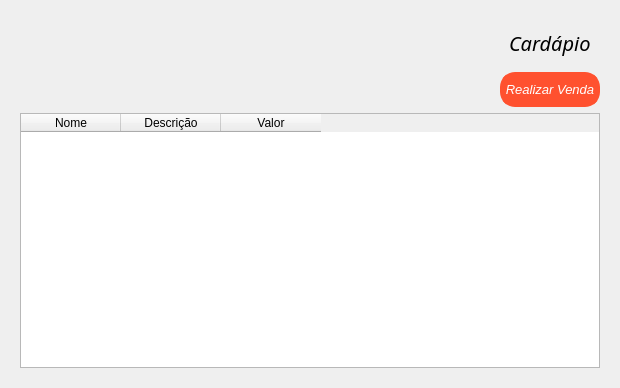
Before: the Qt Designer form view/components/Menu.ui in Wth10/System-Programmer, drawn with Qt 5.
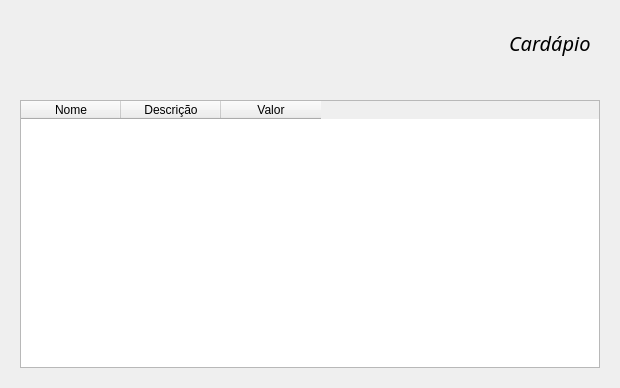
After: the same form once the commit is applied. Icons and pictures are not drawn.

Diff of the .ui file:
```diff
--- a/view/components/Menu.ui
+++ b/view/components/Menu.ui
@@ -131,38 +131,6 @@
             </property>
            </spacer>
           </item>
-          <item>
-           <widget class="QPushButton" name="MakeSale">
-            <property name="font">
-             <font>
-              <family>Arial</family>
-              <pointsize>10</pointsize>
-              <italic>true</italic>
-             </font>
-            </property>
-            <property name="styleSheet">
-             <string notr="true">.QPushButton{
-	background-color: #FF512F;
-	color: rgb(255, 255, 255);
-	border: 5px solid#FF512F;
-	border-radius: 15px;
-	height: 25px;
-	width: 90px;
-}
-
-.QPushButton:hover{
-	background-color: #003973;
-	border: 2px;
-	color: white;
-}
-
-</string>
-            </property>
-            <property name="text">
-             <string>Realizar Venda</string>
-            </property>
-           </widget>
-          </item>
          </layout>
         </item>
        </layout>
```
